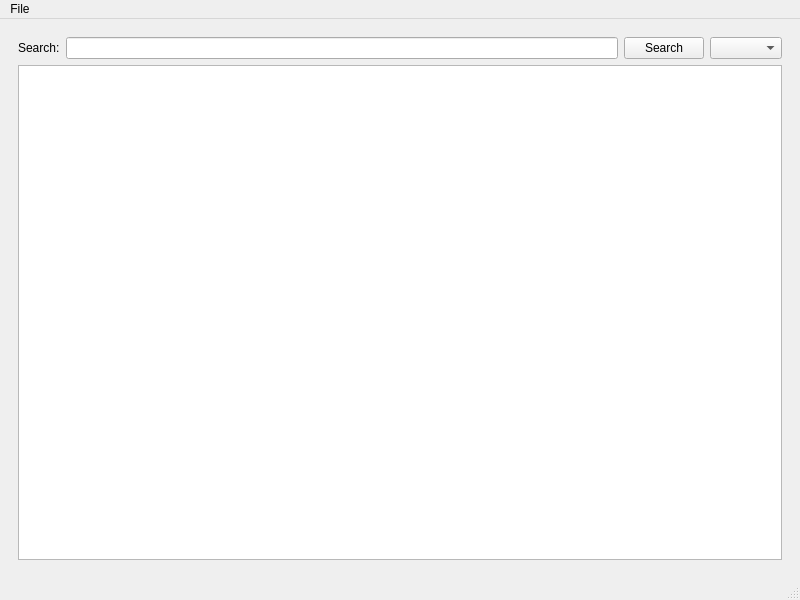
Qt form mainwindow.ui (cduffy-tri/ResearchDatabase) before a commit.
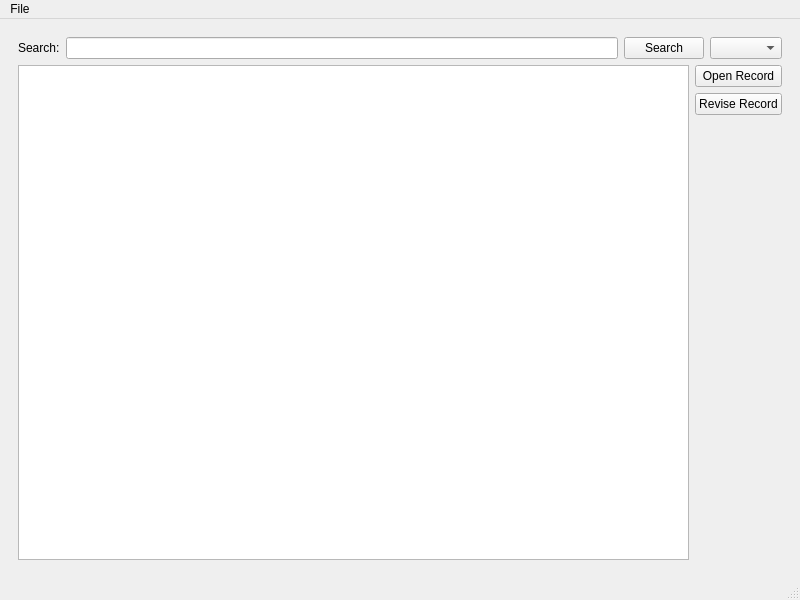
The same form after that commit.

Patch:
```diff
--- a/mainwindow.ui
+++ b/mainwindow.ui
@@ -14,7 +14,7 @@
    <string>MainWindow</string>
   </property>
   <widget class="QWidget" name="centralwidget">
-   <layout class="QHBoxLayout" name="horizontalLayout">
+   <layout class="QHBoxLayout" name="horizontalLayout_2">
     <item>
      <widget class="QStackedWidget" name="mainStackedWidget">
       <widget class="QWidget" name="searchPage">
@@ -44,7 +44,42 @@
          </layout>
         </item>
         <item>
-         <widget class="QListView" name="listView"/>
+         <layout class="QHBoxLayout" name="horizontalLayout">
+          <item>
+           <widget class="QListView" name="listView"/>
+          </item>
+          <item>
+           <layout class="QVBoxLayout" name="verticalLayout_2">
+            <item>
+             <widget class="QPushButton" name="openRecordButton">
+              <property name="text">
+               <string>Open Record</string>
+              </property>
+             </widget>
+            </item>
+            <item>
+             <widget class="QPushButton" name="reviseRecordButton">
+              <property name="text">
+               <string>Revise Record</string>
+              </property>
+             </widget>
+            </item>
+            <item>
+             <spacer name="recordButtonVerticalSpacer">
+              <property name="orientation">
+               <enum>Qt::Vertical</enum>
+              </property>
+              <property name="sizeHint" stdset="0">
+               <size>
+                <width>20</width>
+                <height>40</height>
+               </size>
+              </property>
+             </spacer>
+            </item>
+           </layout>
+          </item>
+         </layout>
         </item>
        </layout>
       </widget>
```
